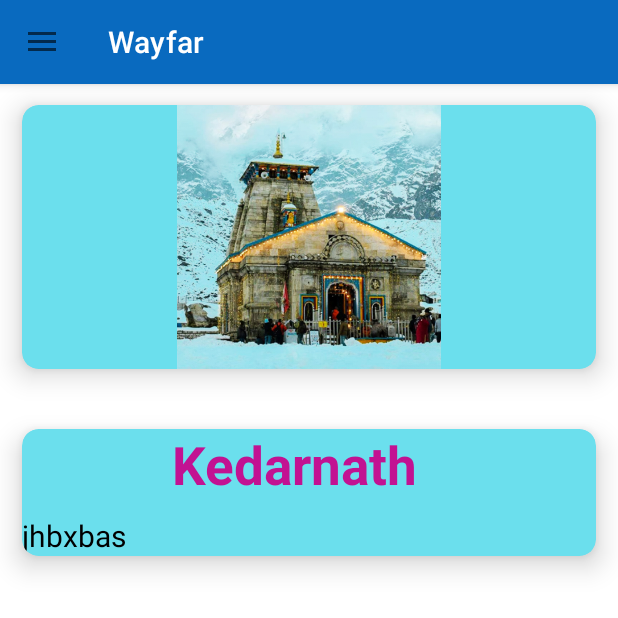
After one commit to RajseePanwar/wayfar, an Android app: the fragment kedarnathfragment placed in its activity, on a phone screen of 412 x 824 dp, the top half of it. The commit adds this screen. Run offline under Robolectric (Android 15) with nearby library versions, the phone set to English and light mode, and no system bars.

Commit message:
2 fragment

```diff
--- a/app/src/main/java/com/example/wayfar/MainActivity.java
+++ b/app/src/main/java/com/example/wayfar/MainActivity.java
@@ -6,17 +6,12 @@ import androidx.appcompat.app.AppCompatActivity;
 import androidx.appcompat.widget.Toolbar;
 import androidx.core.view.GravityCompat;
 import androidx.drawerlayout.widget.DrawerLayout;
-import androidx.fragment.app.Fragment;
 import androidx.fragment.app.FragmentManager;
 import androidx.fragment.app.FragmentTransaction;
 
-import android.content.Intent;
 import android.graphics.Color;
 import android.os.Bundle;
 import android.view.MenuItem;
-import android.view.View;
-import android.widget.Button;
-import android.widget.TextView;
 import android.widget.Toast;
 
 import com.google.android.material.navigation.NavigationView;
@@ -41,26 +36,39 @@ public class MainActivity extends AppCompatActivity {
 
         setSupportActionBar(toolbar);
         toolbar.setTitleTextColor(Color.WHITE);
-        // isme 5 values paas hoti hain hmesha
+
+        FragmentManager fm=getSupportFragmentManager();
+        FragmentTransaction ft=fm.beginTransaction();
+        ft.add(R.id.container,new dashboardfragment());
+        ft.commit();
+
+        fm.popBackStack(null,FragmentManager.POP_BACK_STACK_INCLUSIVE);
+
         ActionBarDrawerToggle toggle = new ActionBarDrawerToggle(
                 this, drawer_layout, toolbar, R.string.open_drawer, R.string.close_drawer);
 
         drawer_layout.addDrawerListener(toggle);
 
         toggle.syncState();
-
-
-
         navigation_view.setNavigationItemSelectedListener(new NavigationView.OnNavigationItemSelectedListener() {
             @Override
             public boolean onNavigationItemSelected(@NonNull MenuItem item) {
                 int id = item.getItemId();
-
                 if (id==R.id.dashboard) {
                     toolbar.setTitle("Dashboard");
+
+                    FragmentManager fm=getSupportFragmentManager();
+                    FragmentTransaction ft=fm.beginTransaction();
+                    ft.add(R.id.container,new dashboardfragment());
+                    ft.commit();
+
+                    fm.popBackStack(null,FragmentManager.POP_BACK_STACK_INCLUSIVE);
+
+
                     Toast.makeText(MainActivity.this, "Dashboard", Toast.LENGTH_SHORT).show();
                 } else if (id==R.id.basukedar) {
                     toolbar.setTitle("Basukedar Temple");
+
                     Toast.makeText(MainActivity.this, "Basukedar Temple", Toast.LENGTH_SHORT).show();
                 } else if (id==R.id.someshwar) {
                     toolbar.setTitle("Someshwar Temple");
@@ -77,6 +85,10 @@ public class MainActivity extends AppCompatActivity {
 
                 } else if (id==R.id.kedarnath) {
                     toolbar.setTitle("Kedarnath Temple");
+                    FragmentManager fm=getSupportFragmentManager();
+                    FragmentTransaction ft=fm.beginTransaction();
+                    ft.replace(R.id.container,new kedarnathfragment());
+                    ft.commit();
                     Toast.makeText(MainActivity.this, "Kedarnath Temple", Toast.LENGTH_SHORT).show();
                 } else if(id==R.id.flower_valley){
                     toolbar.setTitle("Valley of Flowers");
--- /dev/null
+++ b/app/src/main/java/com/example/wayfar/dashboardfragment.java
@@ -0,0 +1,26 @@
+package com.example.wayfar;
+
+import android.os.Bundle;
+
+import androidx.fragment.app.Fragment;
+
+import android.view.LayoutInflater;
+import android.view.View;
+import android.view.ViewGroup;
+
+
+public class dashboardfragment extends Fragment {
+
+
+    public dashboardfragment() {
+        // Required empty public constructor
+    }
+
+
+    @Override
+    public View onCreateView(LayoutInflater inflater, ViewGroup container,
+                             Bundle savedInstanceState) {
+        // Inflate the layout for this fragment
+        return inflater.inflate(R.layout.fragment_dashboardfragment, container, false);
+    }
+}
--- /dev/null
+++ b/app/src/main/java/com/example/wayfar/kedarnathfragment.java
@@ -0,0 +1,64 @@
+package com.example.wayfar;
+
+import android.os.Bundle;
+
+import androidx.fragment.app.Fragment;
+
+import android.view.LayoutInflater;
+import android.view.View;
+import android.view.ViewGroup;
+
+/**
+ * A simple {@link Fragment} subclass.
+ * Use the {@link kedarnathfragment#newInstance} factory method to
+ * create an instance of this fragment.
+ */
+public class kedarnathfragment extends Fragment {
+
+    // TODO: Rename parameter arguments, choose names that match
+    // the fragment initialization parameters, e.g. ARG_ITEM_NUMBER
+    private static final String ARG_PARAM1 = "param1";
+    private static final String ARG_PARAM2 = "param2";
+
+    // TODO: Rename and change types of parameters
+    private String mParam1;
+    private String mParam2;
+
+    public kedarnathfragment() {
+        // Required empty public constructor
+    }
+
+    /**
+     * Use this factory method to create a new instance of
+     * this fragment using the provided parameters.
+     *
+     * @param param1 Parameter 1.
+     * @param param2 Parameter 2.
+     * @return A new instance of fragment kedarnathfragment.
+     */
+    // TODO: Rename and change types and number of parameters
+    public static kedarnathfragment newInstance(String param1, String param2) {
+        kedarnathfragment fragment = new kedarnathfragment();
+        Bundle args = new Bundle();
+        args.putString(ARG_PARAM1, param1);
+        args.putString(ARG_PARAM2, param2);
+        fragment.setArguments(args);
+        return fragment;
+    }
+
+    @Override
+    public void onCreate(Bundle savedInstanceState) {
+        super.onCreate(savedInstanceState);
+        if (getArguments() != null) {
+            mParam1 = getArguments().getString(ARG_PARAM1);
+            mParam2 = getArguments().getString(ARG_PARAM2);
+        }
+    }
+
+    @Override
+    public View onCreateView(LayoutInflater inflater, ViewGroup container,
+                             Bundle savedInstanceState) {
+        // Inflate the layout for this fragment
+        return inflater.inflate(R.layout.fragment_kedarnathfragment, container, false);
+    }
+}
--- a/app/src/main/res/layout/activity_main.xml
+++ b/app/src/main/res/layout/activity_main.xml
@@ -14,7 +14,10 @@
         android:layout_width="match_parent"
         android:layout_height="match_parent"/>
 
-
+<FrameLayout
+    android:layout_width="match_parent"
+    android:layout_height="match_parent"
+    android:id="@+id/container"/>
 
     <com.google.android.material.navigation.NavigationView
         android:layout_width="wrap_content"
@@ -23,7 +26,10 @@
         android:fitsSystemWindows="true"
         android:id="@+id/navigationView"
         app:headerLayout="@layout/header_layout"
-        app:menu="@menu/navigation_items"
-        />
+        app:menu="@menu/navigation_items">
+
+    </com.google.android.material.navigation.NavigationView>
+
+
 
 </androidx.drawerlayout.widget.DrawerLayout>
--- /dev/null
+++ b/app/src/main/res/layout/fragment_kedarnathfragment.xml
@@ -0,0 +1,62 @@
+<?xml version="1.0" encoding="utf-8"?>
+<LinearLayout xmlns:android="http://schemas.android.com/apk/res/android"
+    xmlns:tools="http://schemas.android.com/tools"
+    android:layout_width="match_parent"
+    android:layout_height="match_parent"
+    xmlns:app="http://schemas.android.com/apk/res-auto"
+    tools:context=".dashboardfragment"
+    android:orientation="vertical">
+
+    <!-- TODO: Update blank fragment layout -->
+
+    <androidx.cardview.widget.CardView
+        android:layout_width="match_parent"
+        android:layout_height="wrap_content"
+        app:cardCornerRadius="11dp"
+        app:cardElevation="11dp"
+        app:cardBackgroundColor="#6BDFED"
+        app:cardUseCompatPadding="true"
+        android:layout_marginTop="50dp">
+
+        <ImageView
+            android:layout_width="match_parent"
+            android:layout_height="176dp"
+            android:src="@drawable/kedarnathtemple"/>
+    </androidx.cardview.widget.CardView>
+
+    <androidx.cardview.widget.CardView
+        android:layout_width="match_parent"
+        android:layout_height="wrap_content"
+        app:cardCornerRadius="11dp"
+        app:cardElevation="11dp"
+        app:cardBackgroundColor="#6BDFED"
+        app:cardUseCompatPadding="true">
+
+        <LinearLayout
+            android:layout_width="wrap_content"
+            android:layout_height="wrap_content"
+            android:orientation="vertical">
+
+            <TextView
+                android:layout_width="match_parent"
+                android:layout_height="wrap_content"
+                android:text="Kedarnath"
+                android:textSize="35sp"
+                android:layout_marginLeft="100dp"
+                android:layout_marginRight="100dp"
+                android:textColor="#C21292"
+                android:textStyle="bold"/>
+
+            <TextView
+                android:layout_width="match_parent"
+                android:layout_height="wrap_content"
+                android:text="jhbxbas"
+                android:textSize="20sp"
+                android:textColor="@color/black"
+                android:layout_marginTop="10dp"/>
+        </LinearLayout>
+
+    </androidx.cardview.widget.CardView>
+
+
+</LinearLayout>
--- a/app/src/main/res/values/strings.xml
+++ b/app/src/main/res/values/strings.xml
@@ -4,4 +4,5 @@
     <string name="close_drawer">Close navigation drawer</string>
     <!-- TODO: Remove or change this placeholder text -->
     <string name="hello_blank_fragment">Hello blank fragment</string>
+    <string name="Dashboard_Intro">Uttarakhand is a state in the northern part of India. It is often referred to as the Devbhumi, the Land of the Gods due to its religious significance and numerous Hindu temples and pilgrimage sites found throught the state.  </string>
 </resources>
--- a/gradle.properties
+++ b/gradle.properties
@@ -6,7 +6,7 @@
 # http://www.gradle.org/docs/current/userguide/build_environment.html
 # Specifies the JVM arguments used for the daemon process.
 # The setting is particularly useful for tweaking memory settings.
-org.gradle.jvmargs=-Xmx2048m -Dfile.encoding=UTF-8
+org.gradle.jvmargs=-Xmx4608m -Dfile.encoding=UTF-8
 # When configured, Gradle will run in incubating parallel mode.
 # This option should only be used with decoupled projects. More details, visit
 # http://www.gradle.org/docs/current/userguide/multi_project_builds.html#sec:decoupled_projects
```
Also changed, not shown: app/src/main/res/layout/fragment_dashboardfragment.xml (added, +62 -0 lines), app/src/main/res/drawable/kedarnathtemple.jpg (added), 1 other file.
